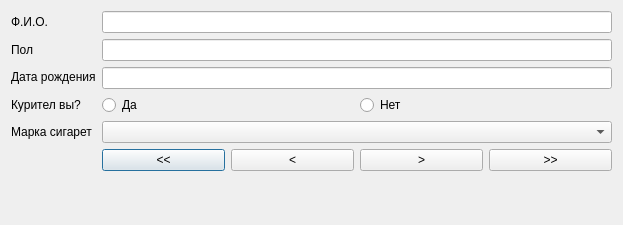
The window that dlg1.ui (Kwic05/survey_wip) describes before a commit, drawn with Qt 5.
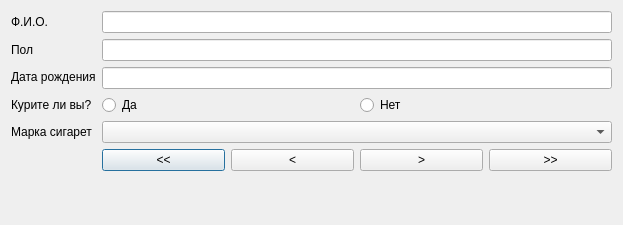
The same window after the commit.

The edit to the form file:
```diff
--- a/dlg1.ui
+++ b/dlg1.ui
@@ -43,7 +43,7 @@
      <item>
       <widget class="QLabel" name="label_8">
        <property name="text">
-        <string>Курител вы?</string>
+        <string>Курите ли вы?</string>
        </property>
       </widget>
      </item>
```
